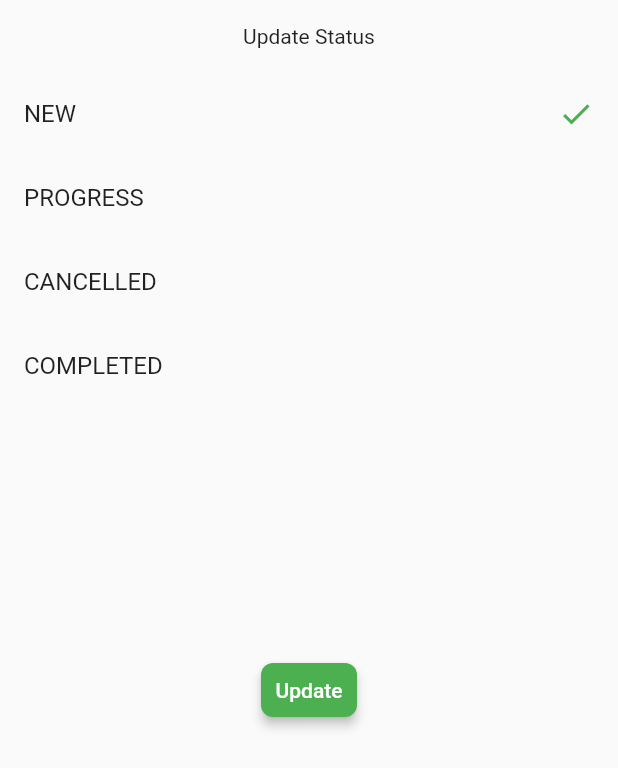
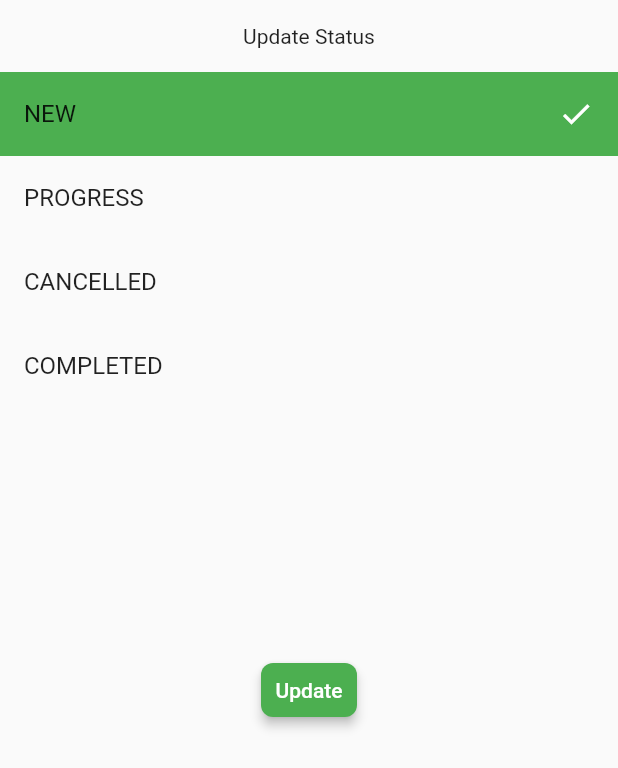
Before and after one commit to hredhayxz/Ostad-Flutter-App-Development-All, a Flutter app: the UpdateTaskStatusSheet widget shown alone on an empty page, opened directly with empty values, after a tap on "NEW", on a phone screen of 412 x 824 dp. Shown: the top 768 px of the screen. Run offline on Flutter 3.47's test engine with Material 2 defaults, Android fonts, the phone set to English and light mode, and no system bars; our stand-ins replace cached_network_image, flutter_svg, image_picker, pin_code_fields, shared_preferences; accounts and stored records are empty; network calls fail.

Commit message:
Selected task background color added

```diff
--- a/task_manager/lib/ui/screens/update_task_status_sheet.dart
+++ b/task_manager/lib/ui/screens/update_task_status_sheet.dart
@@ -38,7 +38,7 @@ class _UpdateTaskStatusSheetState extends State<UpdateTaskStatusSheet> {
     if (mounted) {
       setState(() {});
     }
-    if (response.isSuccess && response.statusCode==200) {
+    if (response.isSuccess && response.statusCode == 200) {
       widget.onUpdate();
       if (mounted) {
         Navigator.pop(context);
@@ -63,19 +63,25 @@ class _UpdateTaskStatusSheetState extends State<UpdateTaskStatusSheet> {
               padding: EdgeInsets.all(16), child: Text('Update Status')),
           Expanded(
             child: ListView.builder(
-                itemCount: taskStatusList.length,
-                itemBuilder: (context, index) {
-                  return ListTile(
+              itemCount: taskStatusList.length,
+              itemBuilder: (context, index) {
+                bool isSelected = _selectedTask == taskStatusList[index];
+                return Container(
+                  color: isSelected ? Colors.green : Colors.transparent,
+                  // Set the background color
+                  child: ListTile(
                     onTap: () {
                       _selectedTask = taskStatusList[index];
                       setState(() {});
                     },
                     title: Text(taskStatusList[index].toUpperCase()),
-                    trailing: _selectedTask == taskStatusList[index]
-                        ? const Icon(Icons.check,color: Colors.green,)
+                    trailing: isSelected
+                        ? const Icon(Icons.check, color: Colors.white)
                         : null,
-                  );
-                }),
+                  ),
+                );
+              },
+            ),
           ),
           Padding(
               padding: const EdgeInsets.all(16),
```
